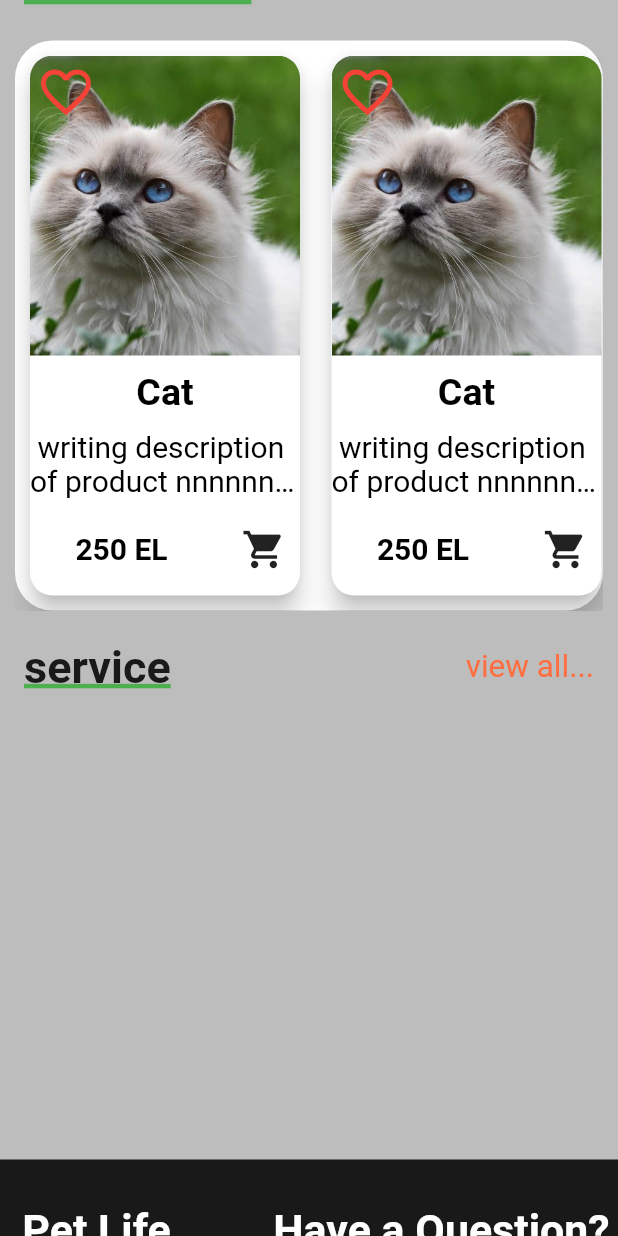
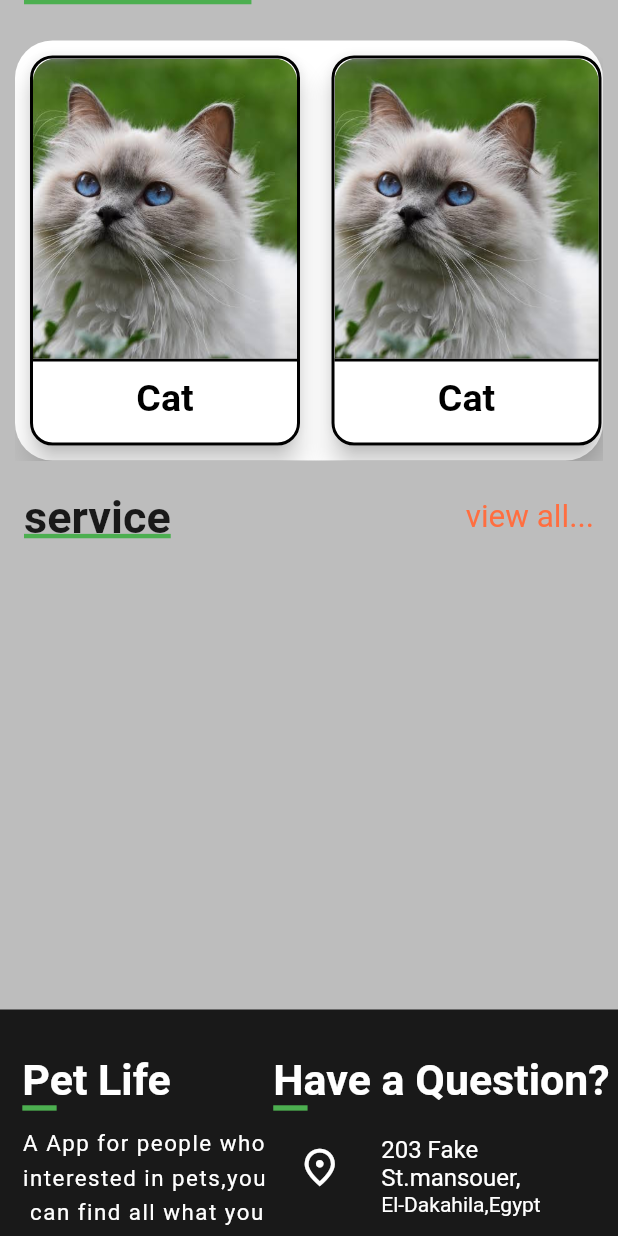
Before and after one commit to mostafa-mosad1/fff51, a Flutter app: the home screen opened directly, scrolled down 1152 dp, on a phone screen of 412 x 824 dp. Run offline on Flutter 3.47's test engine with Material 2 defaults, Android fonts, the phone set to English and light mode, and no system bars; our stand-ins replace badges, carousel_pro, curved_navigation_bar, flutter_screenutil, flutter_svg, image_picker and 2 more; project files that could hold a hidden picture were left out.

Commit message:
Merge remote-tracking branch 'github/master'

```diff
--- a/lib/components.dart
+++ b/lib/components.dart
@@ -245,8 +245,8 @@ Widget defultForm(
         onsaved,
         keyboard}) =>
     Container(
-      width: 280.w,
-      height: 50.h,
+      width: 280,
+      height: 50,
       child: TextFormField(
         initialValue: initialvalue,
         onSaved: onsaved,
@@ -468,7 +468,7 @@ Widget animal({image, nameAnimal}) => Stack(
 //     );
 
 Widget categ({image, name, context}) => Container(
-    height: 200.h,
+    height: 3.h,
     decoration: BoxDecoration(
         color: Colors.white, borderRadius: BorderRadius.circular(25)),
     child: Column(
--- a/lib/pages/categorypage/dog.dart
+++ b/lib/pages/categorypage/dog.dart
@@ -17,13 +17,13 @@ class _DogState extends State<Dog> {
       "sub": "cccc ccccc ccccc ccccc cccccc ccdddd dddddd dddd",
     },
     {
-      "image": "images/cat.jpg",
-      "type": "name",
-      "sub": "kolo ya walleed yessss noooo ",
+      "image": "images/dog1.jpg",
+      "type": "dog",
+      "sub": " aaaaaaaaaaaaaaaaaaaaaaaaaaaaaaaaaa aaaaaaaaaaaaaaaaaaaaaaaaaaaaaaaaaa ",
     },
     {
       "image": "images/cat.jpg",
-      "type": "name",
+      "type": "cat",
       "sub": "cccccccccccccccccccccccc",
     },
     {
--- a/lib/pages/home.dart
+++ b/lib/pages/home.dart
@@ -81,6 +81,7 @@ class _homeState extends State<home> {
               Padding(
                 padding: const EdgeInsets.all(10.0),
                 child: Container(
+
                     height: 380,
                     decoration: BoxDecoration(
                       borderRadius: BorderRadius.circular(25),
@@ -99,9 +100,16 @@ class _homeState extends State<home> {
                                 ),
                                 elevation: 7,
                                 margin: EdgeInsets.all(10),
+                                child: Container(
+                                  decoration: BoxDecoration(borderRadius: BorderRadius.circular(15),
+                                      border: Border.all(color: Colors.black,width: 2)),
                                   child: Column(
                                     children: [
-                                    Stack(
+                                      Container(
+                                        decoration: BoxDecoration(
+
+                                            border: Border(bottom: BorderSide(color: Colors.black,width: 2))),
+                                        child: Stack(
                                           children: [
                                             ClipRRect(
                                               borderRadius: BorderRadius.only(
@@ -115,28 +123,8 @@ class _homeState extends State<home> {
                                                 fit: BoxFit.cover,
                                               ),
                                             ),
-                                        Container(
-                                            child: MaterialButton(
-                                              minWidth: 25,
-                                              padding: EdgeInsets.zero,
-                                              onPressed: () {
-                                                setState(() {
-                                                  icon = !icon;
-                                                });
-                                              },
-                                              child: icon == false
-                                                  ? Icon(
-                                                      Icons.favorite,
-                                                      color: Colors.red,
-                                                      size: 40,
-                                                    )
-                                                  : Icon(
-                                                      Icons.favorite_border,
-                                                      color: Colors.red,
-                                                      size: 40,
+                                          ],
                                         ),
-                                            )),
-                                      ],
                                       ),
                                       SizedBox(
                                         height: 10,
@@ -164,11 +152,11 @@ class _homeState extends State<home> {
                                                 color: Colors.black,
                                               )),
                                           SizedBox(
-                                          height: 10,
+                                            height: 15,
                                           ),
                                           Row(
                                             mainAxisAlignment:
-                                              MainAxisAlignment.spaceBetween,
+                                                MainAxisAlignment.center,
                                             children: [
                                               Container(
                                                 width: 122,
@@ -183,21 +171,12 @@ class _homeState extends State<home> {
                                                   ],
                                                 ),
                                               ),
-                                            Column(
-                                              children: [
-                                                IconButton(
-                                                    onPressed: () {},
-                                                    icon: Icon(
-                                                      Icons.shopping_cart,
-                                                      size: 30,
-                                                    ))
                                             ],
                                           )
                                         ],
                                       )
                                     ],
-                                    )
-                                  ],
+                                  ),
                                 ),
                               ),
                             ),
@@ -329,7 +308,7 @@ class _homeState extends State<home> {
               Padding(
                 padding: const EdgeInsets.all(10.0),
                 child: Container(
-                    height: 380,
+                    height: 280,
                     decoration: BoxDecoration(
                       borderRadius: BorderRadius.circular(25),
                       color: Colors.white,
@@ -339,17 +318,25 @@ class _homeState extends State<home> {
                         physics: BouncingScrollPhysics(),
                         itemBuilder: (context, index) => Container(
                               width: 200,
-                              height: 350,
+                              height: 270,
                               child: Card(
                                 color: Colors.white,
                                 shape: RoundedRectangleBorder(
                                   borderRadius: BorderRadius.circular(15),
+
                                 ),
                                 elevation: 7,
                                 margin: EdgeInsets.all(10),
+                                child: Container(
+                                  decoration: BoxDecoration(
+                                      borderRadius: BorderRadius.circular(15),
+                                      border: Border.all(color: Colors.black,width: 2)),
                                   child: Column(
                                     children: [
-                                    Stack(
+                                      Container(
+                                        decoration: BoxDecoration(
+                                            border: Border(bottom:BorderSide(color: Colors.black,width: 2))),
+                                        child: Stack(
                                           children: [
                                             ClipRRect(
                                               borderRadius: BorderRadius.only(
@@ -363,28 +350,8 @@ class _homeState extends State<home> {
                                                 fit: BoxFit.cover,
                                               ),
                                             ),
-                                        Container(
-                                            child: MaterialButton(
-                                              minWidth: 25,
-                                              padding: EdgeInsets.zero,
-                                              onPressed: () {
-                                                setState(() {
-                                                  icon = !icon;
-                                                });
-                                              },
-                                              child: icon == false
-                                                  ? Icon(
-                                                      Icons.favorite,
-                                                      color: Colors.red,
-                                                      size: 40,
-                                                    )
-                                                  : Icon(
-                                                      Icons.favorite_border,
-                                                      color: Colors.red,
-                                                      size: 40,
+                                          ],
                                         ),
-                                            )),
-                                      ],
                                       ),
                                       SizedBox(
                                         height: 10,
@@ -403,49 +370,11 @@ class _homeState extends State<home> {
                                           SizedBox(
                                             height: 10,
                                           ),
-                                        Text(
-                                            " writing description of product nnnnnnnnnnn",
-                                            maxLines: 2,
-                                            overflow: TextOverflow.ellipsis,
-                                            style: TextStyle(
-                                              fontSize: 20,
-                                              color: Colors.black,
-                                            )),
-                                        SizedBox(
-                                          height: 10,
-                                        ),
-                                        Row(
-                                          mainAxisAlignment:
-                                              MainAxisAlignment.spaceBetween,
-                                          children: [
-                                            Container(
-                                              width: 122,
-                                              child: Column(
-                                                children: [
-                                                  Text("250 EL",
-                                                      style: TextStyle(
-                                                          fontSize: 20,
-                                                          color: Colors.black,
-                                                          fontWeight:
-                                                              FontWeight.bold)),
-                                                ],
-                                              ),
-                                            ),
-                                            Column(
-                                              children: [
-                                                IconButton(
-                                                    onPressed: () {},
-                                                    icon: Icon(
-                                                      Icons.shopping_cart,
-                                                      size: 30,
-                                                    ))
+
                                         ],
                                       )
                                     ],
-                                        )
-                                      ],
-                                    )
-                                  ],
+                                  ),
                                 ),
                               ),
                             ),
```
Lines whose indentation alone changed are shown as unchanged.
